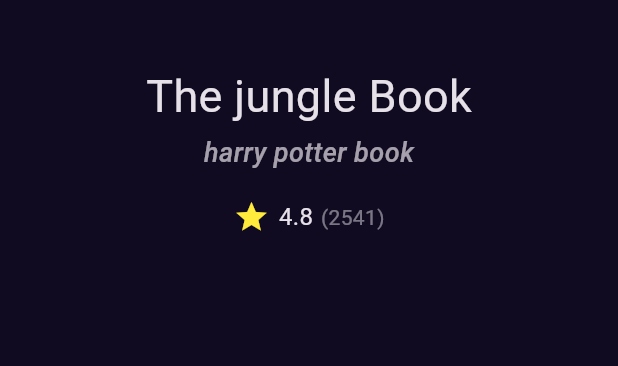
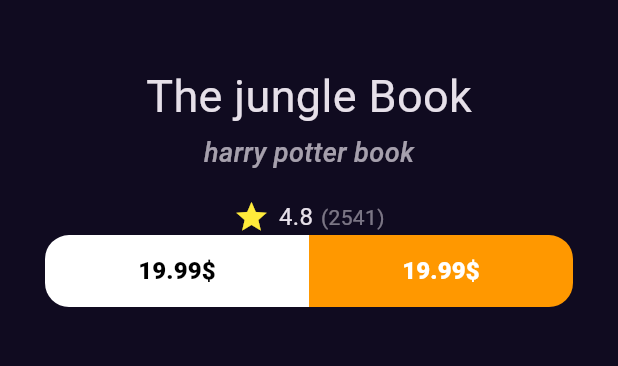
Before and after one commit to houssainebendhieb/bookly, a Flutter app: the BookDetailView screen opened by its route, on a phone screen of 412 x 824 dp, the part 580-946 px from its top. Run offline on Flutter 3.47's test engine with Material 3 defaults, Android fonts, the phone set to English and light mode, and no system bars; our stand-ins replace font_awesome_flutter, get, go_router.

Commit message:
add book action two button to book detail

```diff
--- /dev/null
+++ b/lib/core/widgets/custom_button.dart
@@ -0,0 +1,31 @@
+import 'package:bookly/core/utils/style.dart';
+import 'package:flutter/material.dart';
+
+class CustomButton extends StatelessWidget {
+  const CustomButton(
+      {super.key,
+      required this.color,
+      required this.borderRadiusGeometry,
+      required this.textColor});
+  final Color color;
+  final BorderRadiusGeometry borderRadiusGeometry;
+  final Color textColor;
+
+  @override
+  Widget build(BuildContext context) {
+    return SizedBox(
+      height: 48,
+      child: TextButton(
+          onPressed: () {},
+          style: TextButton.styleFrom(
+              backgroundColor: color,
+              shape:
+                  RoundedRectangleBorder(borderRadius: borderRadiusGeometry)),
+          child: Text("19.99\$",
+              style: Styles.textStyle16.copyWith(
+                color: textColor,
+                fontWeight: FontWeight.w900,
+              ))),
+    );
+  }
+}
--- /dev/null
+++ b/lib/features/home/presentation/views/widgets/book_action.dart
@@ -0,0 +1,27 @@
+import 'package:bookly/core/widgets/custom_button.dart';
+import 'package:flutter/material.dart';
+
+class BookAction extends StatelessWidget {
+  const BookAction({super.key});
+
+  Widget build(context) {
+    return const  Row(
+      children: [
+        Expanded(
+            child: CustomButton(
+          textColor: Colors.black,
+          color: Colors.white,
+          borderRadiusGeometry: BorderRadius.only(
+              topLeft: Radius.circular(16), bottomLeft: Radius.circular(16)),
+        )),
+        Expanded(
+            child: CustomButton(
+          textColor: Colors.white,
+          color: Colors.orange,
+          borderRadiusGeometry: BorderRadius.only(
+              topRight: Radius.circular(16), bottomRight: Radius.circular(16)),
+        )),
+      ],
+    );
+  }
+}
--- a/lib/features/home/presentation/views/widgets/book_detail_view_body.dart
+++ b/lib/features/home/presentation/views/widgets/book_detail_view_body.dart
@@ -1,8 +1,9 @@
 import 'package:bookly/core/utils/style.dart';
+import 'package:bookly/features/home/presentation/views/widgets/book_action.dart';
 import 'package:bookly/features/home/presentation/views/widgets/bookrating.dart';
+import 'package:bookly/features/home/presentation/views/widgets/custom_appbar_book_detail.dart';
 import 'package:bookly/features/home/presentation/views/widgets/custom_item_list.dart';
 import 'package:flutter/material.dart';
-import 'package:go_router/go_router.dart';
 
 class BookDetailViewBody extends StatelessWidget {
   const BookDetailViewBody({super.key});
@@ -39,31 +40,10 @@ class BookDetailViewBody extends StatelessWidget {
           ),
           const BookRating(
             mainAxisAlignment: MainAxisAlignment.center,
-          )
+          ),
+          const BookAction(),
         ],
       ),
     );
   }
 }
-
-class CustomAppBarBookDetail extends StatelessWidget {
-  const CustomAppBarBookDetail({super.key});
-
-  Widget build(context) {
-    return Row(
-      children: [
-        IconButton(
-          icon: const Icon(Icons.close),
-          onPressed: () {
-            GoRouter.of(context).pop();
-          },
-        ),
-        const Spacer(),
-        IconButton(
-          icon: const Icon(Icons.shopping_cart),
-          onPressed: () {},
-        )
-      ],
-    );
-  }
-}
--- /dev/null
+++ b/lib/features/home/presentation/views/widgets/custom_appbar_book_detail.dart
@@ -0,0 +1,24 @@
+import 'package:flutter/material.dart';
+import 'package:go_router/go_router.dart';
+
+class CustomAppBarBookDetail extends StatelessWidget {
+  const CustomAppBarBookDetail({super.key});
+
+  Widget build(context) {
+    return Row(
+      children: [
+        IconButton(
+          icon: const Icon(Icons.close),
+          onPressed: () {
+            GoRouter.of(context).pop();
+          },
+        ),
+        const Spacer(),
+        IconButton(
+          icon: const Icon(Icons.shopping_cart),
+          onPressed: () {},
+        )
+      ],
+    );
+  }
+}
```
